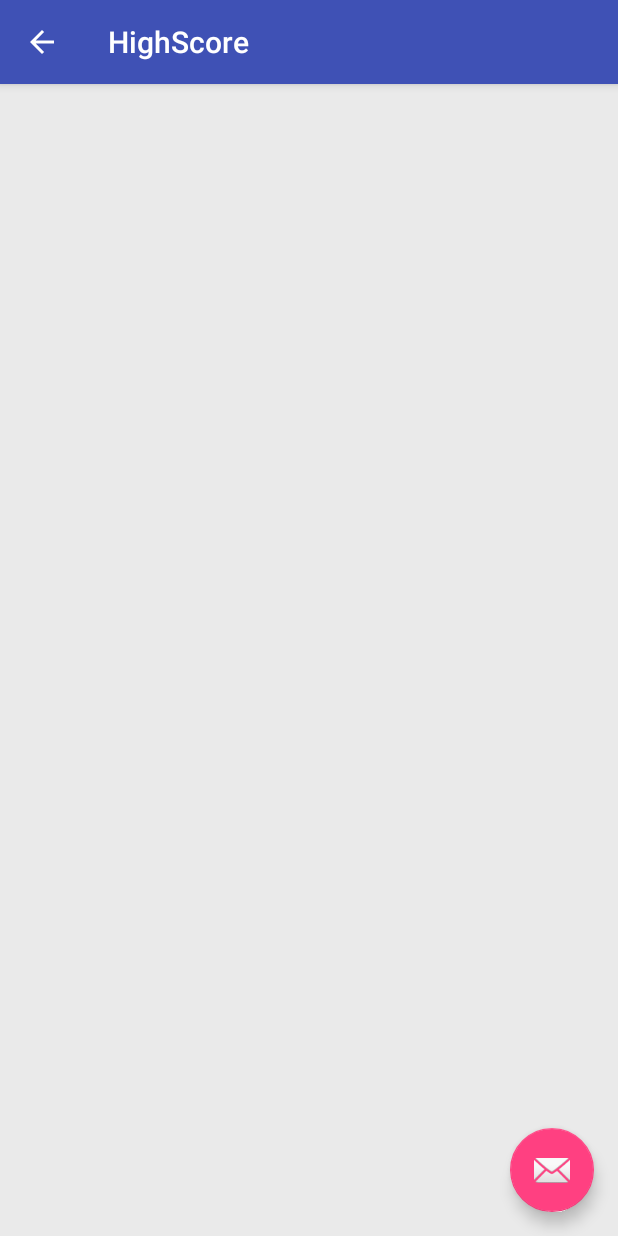
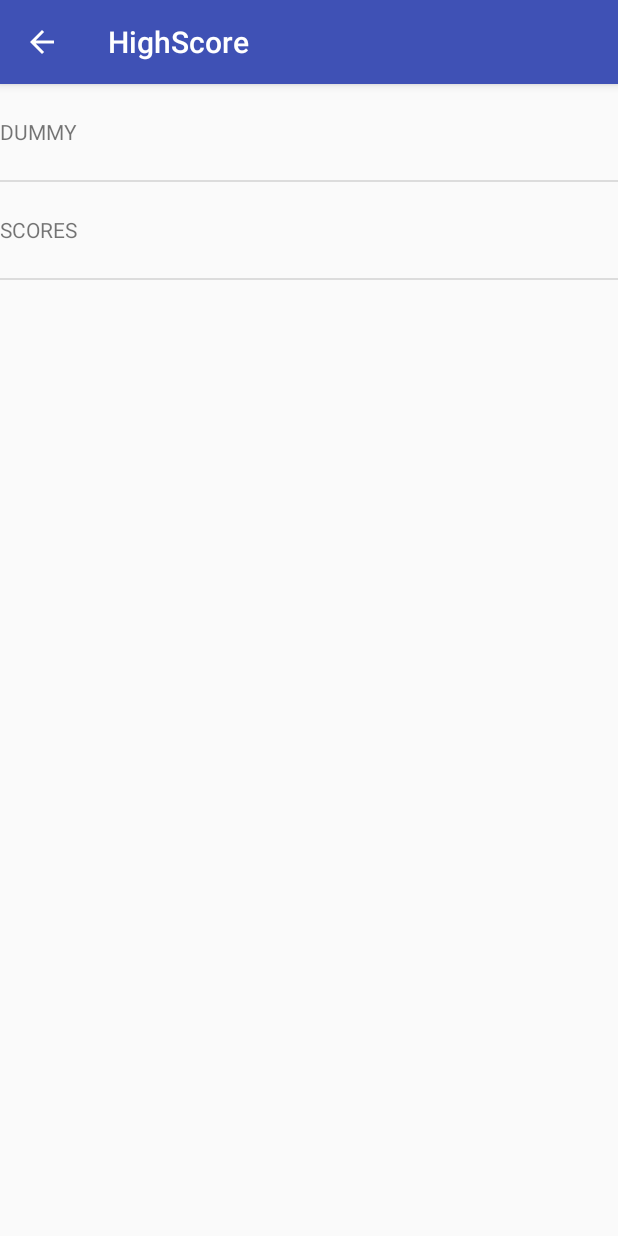
Before and after one commit to CWolfAnderson/Overly-Complicated_Minesweeper-android, an Android app: the HighScore screen opened directly, with no data from a screen before it, on a phone screen of 412 x 824 dp. Run offline under Robolectric (Android 15) with nearby library versions, the phone set to English and light mode, and no system bars.

Commit message:
added high scores module implementation

```diff
--- a/MineSweeper/app/src/main/AndroidManifest.xml
+++ b/MineSweeper/app/src/main/AndroidManifest.xml
@@ -1,6 +1,7 @@
 <?xml version="1.0" encoding="utf-8"?>
 <manifest xmlns:android="http://schemas.android.com/apk/res/android"
     package="com.project.cs454.minesweeper">
+    <uses-permission android:name="android.permission.INTERNET"/>
 
     <application
         android:allowBackup="true"
--- a/MineSweeper/app/src/main/java/com/project/cs454/minesweeper/HighScore.java
+++ b/MineSweeper/app/src/main/java/com/project/cs454/minesweeper/HighScore.java
@@ -1,14 +1,36 @@
 package com.project.cs454.minesweeper;
 
+import android.net.Uri;
+import android.os.AsyncTask;
 import android.os.Bundle;
 import android.support.design.widget.FloatingActionButton;
 import android.support.design.widget.Snackbar;
 import android.support.v7.app.AppCompatActivity;
 import android.support.v7.widget.Toolbar;
+import android.util.Log;
 import android.view.View;
+import android.widget.AdapterView;
+import android.widget.ArrayAdapter;
+import android.widget.ListView;
+import android.widget.Toast;
+
+import org.json.JSONArray;
+import org.json.JSONException;
+import org.json.JSONObject;
+
+import java.io.BufferedReader;
+import java.io.IOException;
+import java.io.InputStream;
+import java.io.InputStreamReader;
+import java.net.HttpURLConnection;
+import java.net.URL;
+import java.util.ArrayList;
+import java.util.Arrays;
+import java.util.List;
 
 public class HighScore extends AppCompatActivity {
 
+    private ArrayAdapter<String> scoreAdapter;
     @Override
     protected void onCreate(Bundle savedInstanceState) {
         super.onCreate(savedInstanceState);
@@ -16,15 +38,117 @@ public class HighScore extends AppCompatActivity {
         Toolbar toolbar = (Toolbar) findViewById(R.id.toolbar);
         setSupportActionBar(toolbar);
 
-        FloatingActionButton fab = (FloatingActionButton) findViewById(R.id.fab);
-        fab.setOnClickListener(new View.OnClickListener() {
+        getSupportActionBar().setDisplayHomeAsUpEnabled(true);
+
+        String[] data = {"DUMMY", "SCORES"};
+        List<String> scores = new ArrayList<String>(Arrays.asList(data));
+        scoreAdapter = new ArrayAdapter<String>( this, R.layout.highscore_view, R.id.list_item_score_textview, scores);
+
+        ListView listView = (ListView) findViewById(R.id.listview_score);
+        listView.setAdapter(scoreAdapter);
+        final HighScore context = this;
+        listView.setOnItemClickListener(new AdapterView.OnItemClickListener() {
+
             @Override
-            public void onClick(View view) {
-                Snackbar.make(view, "Replace with your own action", Snackbar.LENGTH_LONG)
-                        .setAction("Action", null).show();
+            public void onItemClick(AdapterView<?> adapterView, View view, int position, long l) {
+                String score = scoreAdapter.getItem(position);
+                Toast.makeText(context, score, Toast.LENGTH_SHORT).show();
             }
         });
-        getSupportActionBar().setDisplayHomeAsUpEnabled(true);
+        FetchScoresTask fetchScoresTask = new FetchScoresTask();
+        fetchScoresTask.execute();
+    }
+
+    public class FetchScoresTask extends AsyncTask<String, Void, String[]> {
+
+        private final String LOG_TAG = FetchScoresTask.class.getSimpleName();
+
+        private String[] getScoreDataFromJson(String scoreJsonStr)
+                throws JSONException {
+            final String SCORES_OBJECT = "result";
+            final String SCORES = "rows";
+
+            JSONObject scoreJson = new JSONObject(scoreJsonStr);
+            JSONObject resultObject = scoreJson.getJSONObject(SCORES_OBJECT);
+            JSONArray scoreArray = resultObject.getJSONArray(SCORES);
+
+            String[] resultStrs = new String[scoreArray.length()];
+            for(int i = 0; i < scoreArray.length(); i++) {
+                String scoreTitle, nameTitle;
+                JSONObject score = scoreArray.getJSONObject(i);
+                scoreTitle = score.getString("score");
+                JSONObject name = scoreArray.getJSONObject(i);
+                nameTitle = name.getString("name");
+
+                resultStrs[i] = nameTitle + " : " + scoreTitle;
+            }
+            return resultStrs;
+
+        }
+        @Override
+        protected String[] doInBackground(String... params) {
+            HttpURLConnection urlConnection = null;
+            BufferedReader reader = null;
+            String scoreJsonStr = null;
+
+
+            try {
+                URL url = new URL("http://tylerthome.com/minesweeper/scores");
+
+                Log.d(LOG_TAG, "Call to HTTP API: " + url);
+                urlConnection = (HttpURLConnection) url.openConnection();
+                urlConnection.setRequestMethod("GET");
+                urlConnection.connect();
+                InputStream inputStream = urlConnection.getInputStream();
+                StringBuffer buffer = new StringBuffer();
+                if (inputStream == null) {
+                    return null;
+                }
+                reader = new BufferedReader(new InputStreamReader(inputStream));
+
+                String line;
+                while ((line = reader.readLine()) != null) {
+                    buffer.append(line + "\n");
+                }
+
+                if (buffer.length() == 0) {
+                    return null;
+                }
+                scoreJsonStr = buffer.toString();
+            } catch (IOException e) {
+                Log.e(LOG_TAG, "Error ", e);
+                return null;
+            } finally {
+                if (urlConnection != null) {
+                    urlConnection.disconnect();
+                }
+                if (reader != null) {
+                    try {
+                        reader.close();
+                    } catch (final IOException e) {
+                        Log.e(LOG_TAG, "Error closing stream", e);
+                    }
+                }
+            }
+
+            try {
+                return getScoreDataFromJson(scoreJsonStr);
+            } catch (JSONException e) {
+                Log.e(LOG_TAG, e.getMessage(), e);
+                e.printStackTrace();
+            }
+            return null;
+        }
+
+        @Override
+        protected void onPostExecute(String[] result) {
+            if (result != null) {
+                scoreAdapter.clear();
+                for(String dayScoreStr : result) {
+                    scoreAdapter.add(dayScoreStr);
+                }
+            }
+        }
     }
 
 }
--- a/MineSweeper/app/src/main/res/layout/activity_high_score.xml
+++ b/MineSweeper/app/src/main/res/layout/activity_high_score.xml
@@ -5,7 +5,6 @@
     android:layout_width="match_parent"
     android:layout_height="match_parent"
     android:fitsSystemWindows="true"
-    android:background="@color/black_overlay"
     tools:context="com.project.cs454.minesweeper.HighScore">
 
     <android.support.design.widget.AppBarLayout
@@ -24,12 +23,4 @@
 
     <include layout="@layout/content_high_score" />
 
-    <android.support.design.widget.FloatingActionButton
-        android:id="@+id/fab"
-        android:layout_width="wrap_content"
-        android:layout_height="wrap_content"
-        android:layout_gravity="bottom|end"
-        android:layout_margin="@dimen/fab_margin"
-        android:src="@android:drawable/ic_dialog_email" />
-
 </android.support.design.widget.CoordinatorLayout>
--- a/MineSweeper/app/src/main/res/layout/content_high_score.xml
+++ b/MineSweeper/app/src/main/res/layout/content_high_score.xml
@@ -7,5 +7,10 @@
     app:layout_behavior="@string/appbar_scrolling_view_behavior"
     tools:context="com.project.cs454.minesweeper.HighScore"
     tools:showIn="@layout/activity_high_score">
+    <ListView
+        android:id="@+id/listview_score"
+        android:layout_width="match_parent"
+        android:layout_height="match_parent" />
+
 
 </RelativeLayout>
--- /dev/null
+++ b/MineSweeper/app/src/main/res/layout/highscore_view.xml
@@ -0,0 +1,7 @@
+<?xml version="1.0" encoding="utf-8"?>
+<TextView xmlns:android="http://schemas.android.com/apk/res/android"
+    android:layout_width="match_parent"
+    android:layout_height="wrap_content"
+    android:minHeight="?android:attr/listPreferredItemHeight"
+    android:gravity="center_vertical"
+    android:id="@+id/list_item_score_textview" />
```
